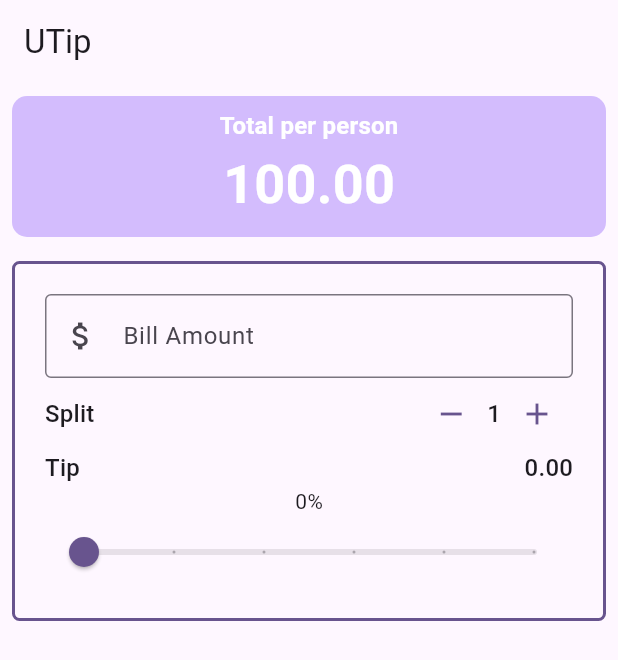
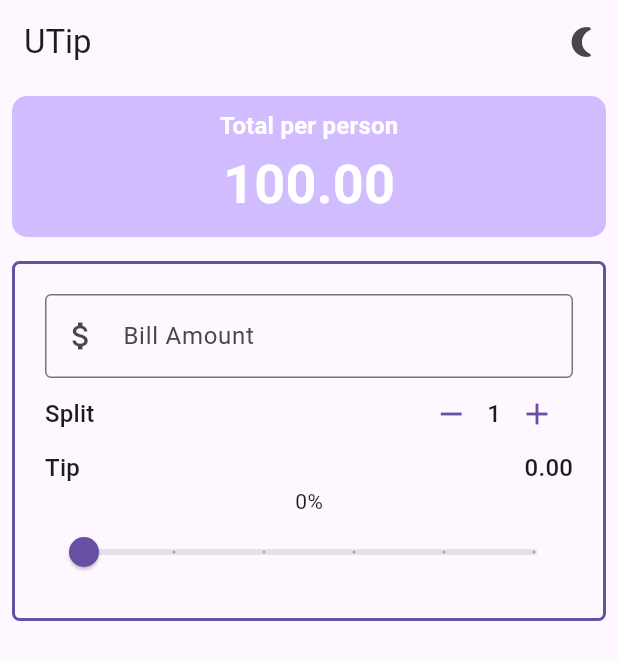
Before and after one commit to cwong8751/flutter-tip-calculator, a Flutter app: the screen it shows after launch, on a phone screen of 412 x 824 dp. Shown: the top 660 px of the screen. Run offline on Flutter 3.47's test engine with Material 3 defaults, Android fonts, the phone set to English and light mode, and no system bars.

Commit message:
section 6 53

```diff
--- a/utip/lib/main.dart
+++ b/utip/lib/main.dart
@@ -1,15 +1,22 @@
 import 'package:flutter/material.dart';
 import 'package:provider/provider.dart';
+import 'package:utip/providers/ThemeProvider.dart';
 import 'package:utip/providers/TipCalculatorModel.dart';
 import 'package:utip/widgets/bill_amount_field.dart';
 import 'package:utip/widgets/person_counter.dart';
 import 'package:utip/widgets/tip_row.dart';
 import 'package:utip/widgets/tip_slider.dart';
+import 'package:utip/widgets/toggle_theme_button.dart';
 import 'package:utip/widgets/total_per_person.dart';
 
 void main() {
-  runApp(ChangeNotifierProvider(create: (context) => TipCalculatorModel(),
-  child: const MyApp()));
+  runApp(MultiProvider(
+    providers: [
+      ChangeNotifierProvider(create: (context) => TipCalculatorModel()),
+      ChangeNotifierProvider(create: (context) => ThemeProvider()),
+    ],
+    child: const MyApp()),
+  );
 }
 
 class MyApp extends StatelessWidget {
@@ -17,12 +24,10 @@ class MyApp extends StatelessWidget {
 
   @override
   Widget build(BuildContext context) {
+    final themeProvider = Provider.of<ThemeProvider>(context);
     return MaterialApp(
         title: 'Flutter Demo',
-        theme: ThemeData(
-          colorScheme: ColorScheme.fromSeed(seedColor: Colors.deepPurple),
-          useMaterial3: true,
-        ),
+        theme: themeProvider.currentTheme,
         home: const UTip());
   }
 }
@@ -49,6 +54,7 @@ class _UTipState extends State<UTip> {
 
   @override
   Widget build(BuildContext context) {
+    final themeProvider = Provider.of<ThemeProvider>(context);
     final model = Provider.of<TipCalculatorModel>(context);
     var theme = Theme.of(context);
 
@@ -56,7 +62,9 @@ class _UTipState extends State<UTip> {
         color: theme.colorScheme.onPrimary, fontWeight: FontWeight.bold);
 
     return Scaffold(
-        appBar: AppBar(title: Text('UTip')),
+        appBar: AppBar(title: Text('UTip'), actions: [
+          ToggleThemeButton(),
+        ],),
         body: Column(
           crossAxisAlignment: CrossAxisAlignment.stretch,
           children: [
--- /dev/null
+++ b/utip/lib/providers/ThemeProvider.dart
@@ -0,0 +1,18 @@
+import 'package:flutter/material.dart';
+
+class ThemeProvider with ChangeNotifier{
+  bool _isDarkMode = false;
+
+  bool get isDarkMode => _isDarkMode;
+
+  void toggleTheme(){
+    _isDarkMode = !_isDarkMode;
+    notifyListeners();
+  }
+
+  ThemeData get currentTheme {
+    return isDarkMode ? ThemeData.dark() : ThemeData.light();
+  }
+
+
+}
--- /dev/null
+++ b/utip/lib/widgets/toggle_theme_button.dart
@@ -0,0 +1,16 @@
+
+import 'package:flutter/material.dart';
+import 'package:provider/provider.dart';
+import 'package:utip/providers/ThemeProvider.dart';
+
+class ToggleThemeButton extends StatelessWidget {
+  const ToggleThemeButton({
+    super.key,
+  });
+
+  @override
+  Widget build(BuildContext context) {
+    final themeProvider = Provider.of<ThemeProvider>(context);
+    return IconButton(onPressed: () => themeProvider.toggleTheme(), icon: themeProvider.isDarkMode ? Icon(Icons.wb_sunny) : Icon(Icons.nightlight_round));
+  }
+}
```
